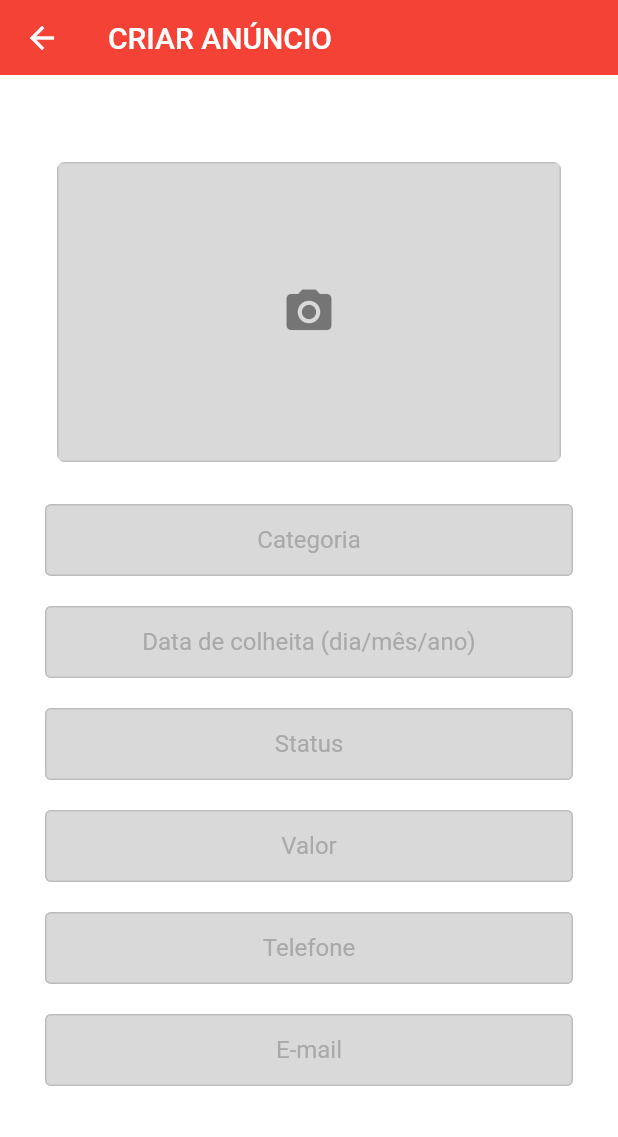
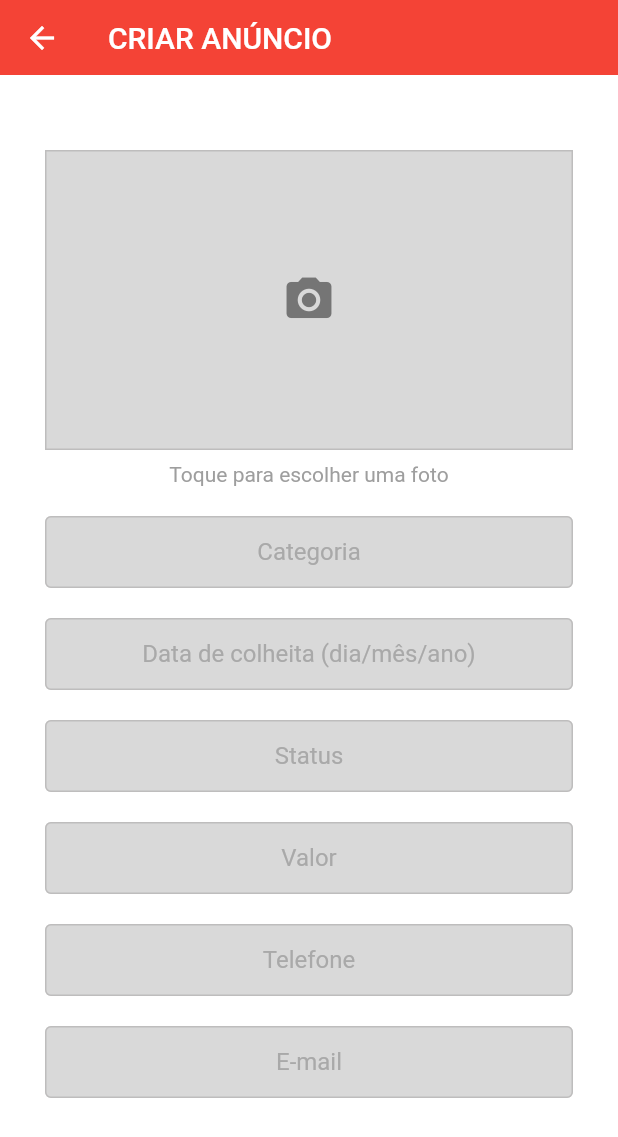
Before and after one commit to rayllander/melancia_express, a Flutter app: the AnnouncementPage screen opened by its route, on a phone screen of 412 x 824 dp. Shown: the top 1137 px of the screen. Run offline on Flutter 3.47's test engine with Material 2 defaults, Android fonts, the phone set to English and light mode, and no system bars; our stand-ins replace dots_indicator, image_picker, parse_server_sdk_flutter.

Commit message:
morrendo aqui

```diff
--- a/lib/controllers/announcement_controller.dart
+++ b/lib/controllers/announcement_controller.dart
@@ -1,5 +1,8 @@
+import 'dart:io';
 import 'package:flutter/material.dart';
 import 'package:parse_server_sdk_flutter/parse_server_sdk_flutter.dart';
+import 'package:image_picker/image_picker.dart';
+import 'package:flutter/foundation.dart' show kIsWeb;
 
 class AnnouncementController {
   final keyApplicationId = 'AQL5f7yf0TkgXSzsSofkl1l12lvy4PWBKikMSEmv';
@@ -23,10 +26,11 @@ class AnnouncementController {
   Future<bool> saveAnnouncement({
     required String categoria,
     required String status,
-    required double preco, // Alterado para double
+    required double preco,
     required DateTime data_colheita,
     required int telefone,
     required String email,
+    XFile? foto,
     required BuildContext context,
   }) async {
     try {
@@ -40,20 +44,48 @@ class AnnouncementController {
         return false;
       }
 
+      // Verifica se a imagem é nula
+      if (foto == null) {
+        print('A foto é obrigatória.');
+        return false;
+      }
+
       // Continua com o salvamento do anúncio
       var userId = await getUserId();
       if (userId != null) {
         final announcement = ParseObject('Anuncio')
           ..set('categoria', categoria)
-          ..set<double>('preco', preco) // Alterado para set<double>
+          ..set<double>('preco', preco)
           ..set('status', status)
           ..set('data_colheita', data_colheita)
           ..set<int>('telefone', telefone)
           ..set('email', email);
 
-        // Cria um ponteiro para o usuário sem carregar todos os dados
+        // Faz o upload da imagem
+        ParseFileBase? parseFile;
+
+        if (kIsWeb) {
+          // Flutter Web
+          parseFile = ParseWebFile(
+            await foto.readAsBytes(),
+            name: 'anuncio_foto.jpg',
+          );
+        } else {
+          // Flutter Mobile
+          parseFile = ParseFile(File(foto.path), name: 'anuncio_foto.jpg');
+        }
+
+        // Salva o ParseFile antes de usar a URL
+        await parseFile.save();
+        print('ParseFile salvo com sucesso. URL da Imagem: ${parseFile.url}');
+
+        announcement.set<ParseFileBase>('foto', parseFile);
+
+        // Cria um ponteiro para o usuário
         var userPointer = ParseObject('_User')..set('objectId', userId);
         announcement.set<ParseObject>('usuario_pointer', userPointer);
+
+        print('Objeto Announcement antes de salvar: $announcement');
 
         await announcement.save();
         print('Anúncio salvo com sucesso!');
--- a/lib/view/components/my_PhotoField.dart
+++ b/lib/view/components/my_PhotoField.dart
@@ -22,10 +22,7 @@ class _PhotoFieldState extends State<PhotoField> {
 
   @override
   Widget build(BuildContext context) {
-    return Padding(
-      padding: const EdgeInsets.all(8.0),
-      child: Column(
-        mainAxisAlignment: MainAxisAlignment.center,
+    return Column(
       children: [
         GestureDetector(
           onTap: () async {
@@ -40,8 +37,6 @@ class _PhotoFieldState extends State<PhotoField> {
               widget.onImageSelected(_selectedImage);
             }
           },
-            child: ClipRRect(
-              borderRadius: BorderRadius.circular(5),
           child: Container(
             height: 200.0,
             width: double.infinity,
@@ -51,24 +46,49 @@ class _PhotoFieldState extends State<PhotoField> {
               ),
               color: Color(0xFFD9D9D9),
             ),
-                child: _selectedImage != null
+            child: Stack(
+              alignment: Alignment.center,
+              children: [
+                _selectedImage != null
                     ? Image.file(
                         File(_selectedImage!.path),
                         fit: BoxFit.cover,
                       )
                     : widget.selectedImageProvider != null
                         ? Image(image: widget.selectedImageProvider!)
-                        : Padding(
-                            padding: const EdgeInsets.symmetric(
-                                horizontal: 16.0),
-                            child: Icon(Icons.camera_alt,
+                        : Icon(Icons.camera_alt,
                             color: Colors.grey[600], size: 36.0),
+                if (_selectedImage != null)
+                  Positioned(
+                    top: 8.0,
+                    right: 8.0,
+                    child: GestureDetector(
+                      onTap: () {
+                        setState(() {
+                          _selectedImage = null;
+                        });
+                        widget.onImageSelected(null);
+                      },
+                      child: Container(
+                        padding: EdgeInsets.all(4.0),
+                        decoration: BoxDecoration(
+                          shape: BoxShape.circle,
+                          color: Colors.white,
                         ),
+                        child: Icon(Icons.close, color: Colors.red),
                       ),
                     ),
                   ),
               ],
             ),
+          ),
+        ),
+        SizedBox(height: 8.0),
+        Text(
+          'Toque para escolher uma foto',
+          style: TextStyle(color: Colors.grey),
+        ),
+      ],
     );
   }
 }
--- a/lib/view/helpers/interface_helpers.dart
+++ b/lib/view/helpers/interface_helpers.dart
@@ -1,6 +1,7 @@
 import 'package:flutter/material.dart';
 
-void displayMessage(String message, BuildContext context) {
+void displayMessage(String message, BuildContext context,
+    {required Null Function() onButtonPressed, required String buttonText}) {
   showDialog(
     context: context,
     builder: (context) => AlertDialog(
--- a/lib/view/pages/edit_announcement_page.dart
+++ b/lib/view/pages/edit_announcement_page.dart
@@ -114,7 +114,8 @@ class EditAnnouncement extends StatelessWidget {
                     MyButton(
                       buttonText: 'SALVAR',
                       onTapButton: () {
-                        displayMessage('Registrado', context);
+                        displayMessage('Registrado', context,
+                            onButtonPressed: () {}, buttonText: '');
                       },
                     ),
                   ],
--- a/lib/view/pages/my_profile.dart
+++ b/lib/view/pages/my_profile.dart
@@ -49,7 +49,8 @@ class MyPerfil extends StatelessWidget {
                 child: MyButton(
                   buttonText: 'SALVAR',
                   onTapButton: () {
-                    displayMessage('Registrado', context);
+                    displayMessage('Registrado', context,
+                        onButtonPressed: () {}, buttonText: '');
                   },
                 ),
               )
--- a/pubspec.yaml
+++ b/pubspec.yaml
@@ -34,6 +34,7 @@ dependencies:
   cupertino_icons: ^1.0.2
   image_picker: ^0.8.4+4
   flutter_form_builder: ^9.1.1
+  fluttertoast: ^8.0.7
 
 
 
```
Also changed, not shown: lib/view/pages/announcement_page.dart (+63 -6 lines), lib/view/pages/forgot_page.dart (+7 -3 lines), lib/view/pages/login_page.dart (+6 -3 lines), lib/view/pages/register_page.dart (+5 -3 lines), pubspec.lock. Lines whose indentation alone changed are shown as unchanged.
